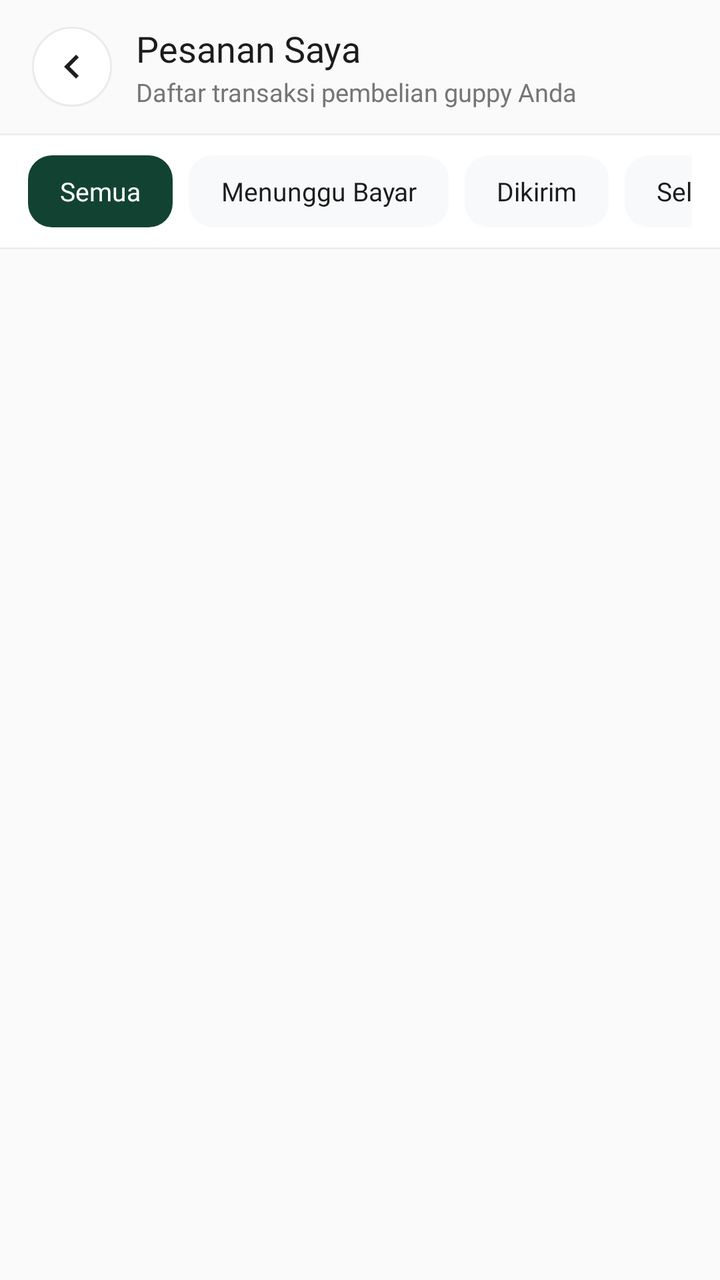
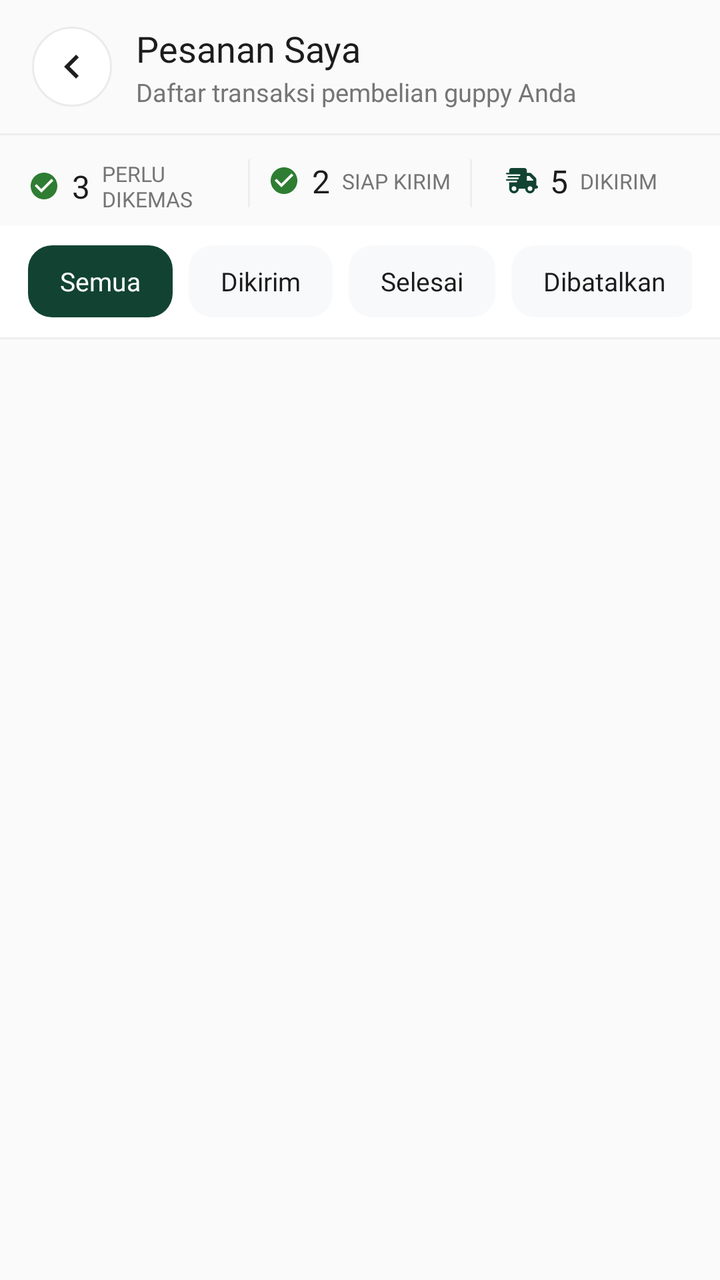

An Android layout rendered at two revisions. The XML below is the earlier revision; the diff shows what the commit changed to produce the second picture.
<!-- AndroidManifest.xml: application theme Theme.GuppyMarketIDN -->
<!-- res/layout/activity_my_orders.xml -->
<?xml version="1.0" encoding="utf-8"?>
<RelativeLayout
    xmlns:android="http://schemas.android.com/apk/res/android"
    xmlns:app="http://schemas.android.com/apk/res-auto"
    xmlns:tools="http://schemas.android.com/tools"
    android:id="@+id/main"
    android:layout_width="match_parent"
    android:layout_height="match_parent"
    android:background="#FAFAFA"
    tools:context=".menuProfile.MyOrdersActivity">

    
    <LinearLayout
        android:id="@+id/topBarMyOrders"
        android:layout_width="match_parent"
        android:layout_height="wrap_content"
        android:layout_alignParentTop="true"
        android:background="#FAFAFA"
        android:paddingHorizontal="16dp"
        android:paddingTop="12dp"
        android:paddingBottom="12dp"
        android:gravity="center_vertical"
        android:orientation="horizontal">

        <ImageView
            android:id="@+id/btnBackMyOrders"
            android:layout_width="40dp"
            android:layout_height="40dp"
            android:background="@drawable/bg_circle_white_stroke"
            android:src="@drawable/ic_chevron_left"
            android:padding="8dp"
            android:clickable="true"
            android:focusable="true"/>

        <LinearLayout
            android:layout_width="0dp"
            android:layout_weight="1"
            android:layout_height="wrap_content"
            android:layout_marginStart="12dp"
            android:orientation="vertical">

            <TextView
                android:layout_width="wrap_content"
                android:layout_height="wrap_content"
                android:fontFamily="@font/inter_bold"
                android:text="Pesanan Saya"
                android:textColor="@color/guppy_text_black"
                android:textSize="18sp"/>

            <TextView
                android:layout_width="wrap_content"
                android:layout_height="wrap_content"
                android:layout_marginTop="1dp"
                android:fontFamily="@font/inter_regular"
                android:text="Daftar transaksi pembelian guppy Anda"
                android:textColor="@color/guppy_text_gray"
                android:textSize="12.5sp"/>
        </LinearLayout>
    </LinearLayout>

    <View
        android:id="@+id/dividerHeader"
        android:layout_width="match_parent"
        android:layout_height="1dp"
        android:layout_below="@id/topBarMyOrders"
        android:background="#EEEEEE"/>

    
    <HorizontalScrollView
        android:id="@+id/scrollTabsMyOrders"
        android:layout_width="match_parent"
        android:layout_height="wrap_content"
        android:layout_below="@id/dividerHeader"
        android:background="@color/white"
        android:scrollbars="none"
        android:paddingVertical="10dp"
        android:paddingHorizontal="14dp">

        <LinearLayout
            android:layout_width="wrap_content"
            android:layout_height="wrap_content"
            android:orientation="horizontal">

            
            <TextView
                android:id="@+id/tabMyOrderSemua"
                android:layout_width="wrap_content"
                android:layout_height="36dp"
                android:background="@drawable/bg_btn_primary"
                android:backgroundTint="#124332"
                android:text="Semua"
                android:textColor="@color/white"
                android:fontFamily="@font/inter_bold"
                android:textSize="13sp"
                android:gravity="center"
                android:paddingHorizontal="16dp"
                android:layout_marginEnd="8dp"
                android:clickable="true"
                android:focusable="true"/>

            
            <TextView
                android:id="@+id/tabMyOrderMenunggu"
                android:layout_width="wrap_content"
                android:layout_height="36dp"
                android:background="@drawable/bg_btn_solid_gray"
                android:text="Menunggu Bayar"
                android:textColor="@color/guppy_text_black"
                android:fontFamily="@font/inter_bold"
                android:textSize="13sp"
                android:gravity="center"
                android:paddingHorizontal="16dp"
                android:layout_marginEnd="8dp"
                android:clickable="true"
                android:focusable="true"/>

            
            <TextView
                android:id="@+id/tabMyOrderDikirim"
                android:layout_width="wrap_content"
                android:layout_height="36dp"
                android:background="@drawable/bg_btn_solid_gray"
                android:text="Dikirim"
                android:textColor="@color/guppy_text_black"
                android:fontFamily="@font/inter_bold"
                android:textSize="13sp"
                android:gravity="center"
                android:paddingHorizontal="16dp"
                android:layout_marginEnd="8dp"
                android:clickable="true"
                android:focusable="true"/>

            
            <TextView
                android:id="@+id/tabMyOrderSelesai"
                android:layout_width="wrap_content"
                android:layout_height="36dp"
                android:background="@drawable/bg_btn_solid_gray"
                android:text="Selesai"
                android:textColor="@color/guppy_text_black"
                android:fontFamily="@font/inter_bold"
                android:textSize="13sp"
                android:gravity="center"
                android:paddingHorizontal="16dp"
                android:clickable="true"
                android:focusable="true"/>
        </LinearLayout>
    </HorizontalScrollView>

    <View
        android:id="@+id/dividerTabs"
        android:layout_width="match_parent"
        android:layout_height="1dp"
        android:layout_below="@id/scrollTabsMyOrders"
        android:background="#EEEEEE"/>

    
    <androidx.recyclerview.widget.RecyclerView
        android:id="@+id/recyclerMyOrders"
        android:layout_width="match_parent"
        android:layout_height="match_parent"
        android:layout_below="@id/dividerTabs"
        android:clipToPadding="false"
        android:paddingHorizontal="18dp"
        android:paddingTop="14dp"
        android:paddingBottom="20dp"/>

    
    <TextView
        android:id="@+id/tvEmptyMyOrders"
        android:layout_width="wrap_content"
        android:layout_height="wrap_content"
        android:layout_centerInParent="true"
        android:fontFamily="@font/inter_medium"
        android:text="Belum ada pesanan pada kategori ini."
        android:textColor="@color/guppy_text_gray"
        android:textSize="13.5sp"
        android:visibility="gone"/>

</RelativeLayout>
<!-- resources referenced by this layout -->
<resources>
  <color name="guppy_text_black">#1C1C1C</color>
  <color name="guppy_text_gray">#757575</color>
  <color name="white">#FFFFFFFF</color>
  <!-- drawable bg_btn_primary (drawable) -->
  <?xml version="1.0" encoding="utf-8"?>
  <shape xmlns:android="http://schemas.android.com/apk/res/android">
      <solid android:color="@color/guppy_primary" />
      <corners android:radius="12dp" />
  </shape>
  <!-- drawable bg_btn_solid_gray (drawable) -->
  <?xml version="1.0" encoding="utf-8"?>
  <shape xmlns:android="http://schemas.android.com/apk/res/android">
      <solid android:color="#F8F9FA" />
      <corners android:radius="12dp" />
  </shape>
  <!-- drawable bg_circle_white_stroke (drawable) -->
  <?xml version="1.0" encoding="utf-8"?>
  <shape xmlns:android="http://schemas.android.com/apk/res/android" android:shape="oval">
      <solid android:color="@color/white" />
      <stroke android:width="1dp" android:color="@color/guppy_stroke" />
  </shape>
  <!-- drawable ic_chevron_left (drawable) -->
  <vector xmlns:android="http://schemas.android.com/apk/res/android"
      android:width="24dp"
      android:height="24dp"
      android:viewportWidth="24"
      android:viewportHeight="24">
    <path
        android:fillColor="#1E1E1E"
        android:pathData="M15.41,16.59L10.83,12l4.58,-4.59L14,6l-6,6 6,6 1.41,-1.41z"/>
  </vector>
  <style name="Theme.GuppyMarketIDN" parent="Base.Theme.GuppyMarketIDN" />
  <color name="guppy_primary">#00897B</color>
  <color name="guppy_stroke">#EBEBEB</color>
  <color name="guppy_background">#F8F9FA</color>
  <!-- unchanged entries left out for length: 1 -->
</resources>

<!-- the commit's change to res/layout/activity_my_orders.xml (unified diff, before → after) -->
@@ -66,11 +66,131 @@
         android:background="#EEEEEE"/>
 
     
+    <LinearLayout
+        android:id="@+id/layoutMyOrderCounters"
+        android:layout_width="match_parent"
+        android:layout_height="wrap_content"
+        android:layout_below="@id/dividerHeader"
+        android:background="#FAFAFA"
+        android:paddingHorizontal="14dp"
+        android:paddingTop="12dp"
+        android:paddingBottom="6dp"
+        android:orientation="horizontal">
+
+        
+        <LinearLayout
+            android:layout_width="0dp"
+            android:layout_weight="1"
+            android:layout_height="wrap_content"
+            android:gravity="center"
+            android:orientation="horizontal">
+
+            <ImageView
+                android:layout_width="16dp"
+                android:layout_height="16dp"
+                android:src="@drawable/ic_verified_badge"
+                app:tint="#2E7D32"/>
+
+            <TextView
+                android:id="@+id/tvCountMyOrderDikemas"
+                android:layout_width="wrap_content"
+                android:layout_height="wrap_content"
+                android:layout_marginStart="6dp"
+                android:text="3"
+                android:textColor="@color/guppy_text_black"
+                android:fontFamily="@font/inter_bold"
+                android:textSize="16sp"/>
+
+            <TextView
+                android:layout_width="wrap_content"
+                android:layout_height="wrap_content"
+                android:layout_marginStart="6dp"
+                android:text="PERLU DIKEMAS"
+                android:textColor="@color/guppy_text_gray"
+                android:fontFamily="@font/inter_bold"
+                android:textSize="10.5sp"/>
+        </LinearLayout>
+
+        <View android:layout_width="1dp" android:layout_height="24dp" android:background="#EEEEEE"/>
+
+        
+        <LinearLayout
+            android:layout_width="0dp"
+            android:layout_weight="1"
+            android:layout_height="wrap_content"
+            android:gravity="center"
+            android:orientation="horizontal">
+
+            <ImageView
+                android:layout_width="16dp"
+                android:layout_height="16dp"
+                android:src="@drawable/ic_verified_badge"
+                app:tint="#2E7D32"/>
+
+            <TextView
+                android:id="@+id/tvCountMyOrderSiapKirim"
+                android:layout_width="wrap_content"
+                android:layout_height="wrap_content"
+                android:layout_marginStart="6dp"
+                android:text="2"
+                android:textColor="@color/guppy_text_black"
+                android:fontFamily="@font/inter_bold"
+                android:textSize="16sp"/>
+
+            <TextView
+                android:layout_width="wrap_content"
+                android:layout_height="wrap_content"
+                android:layout_marginStart="6dp"
+                android:text="SIAP KIRIM"
+                android:textColor="@color/guppy_text_gray"
+                android:fontFamily="@font/inter_bold"
+                android:textSize="10.5sp"/>
+        </LinearLayout>
+
+        <View android:layout_width="1dp" android:layout_height="24dp" android:background="#EEEEEE"/>
+
+        
+        <LinearLayout
+            android:layout_width="0dp"
+            android:layout_weight="1"
+            android:layout_height="wrap_content"
+            android:gravity="center"
+            android:orientation="horizontal">
+
+            <ImageView
+                android:layout_width="16dp"
+                android:layout_height="16dp"
+                android:src="@drawable/ic_location_pin"
+                app:tint="#124332"/>
+
+            <TextView
+                android:id="@+id/tvCountMyOrderDikirim"
+                android:layout_width="wrap_content"
+                android:layout_height="wrap_content"
+                android:layout_marginStart="6dp"
+                android:text="5"
+                android:textColor="@color/guppy_text_black"
+                android:fontFamily="@font/inter_bold"
+                android:textSize="16sp"/>
+
+            <TextView
+                android:layout_width="wrap_content"
+                android:layout_height="wrap_content"
+                android:layout_marginStart="6dp"
+                android:text="DIKIRIM"
+                android:textColor="@color/guppy_text_gray"
+                android:fontFamily="@font/inter_bold"
+                android:textSize="10.5sp"/>
+        </LinearLayout>
+
+    </LinearLayout>
+
+    
     <HorizontalScrollView
         android:id="@+id/scrollTabsMyOrders"
         android:layout_width="match_parent"
         android:layout_height="wrap_content"
-        android:layout_below="@id/dividerHeader"
+        android:layout_below="@id/layoutMyOrderCounters"
         android:background="@color/white"
         android:scrollbars="none"
         android:paddingVertical="10dp"
@@ -100,11 +220,11 @@
 
             
             <TextView
-                android:id="@+id/tabMyOrderMenunggu"
+                android:id="@+id/tabMyOrderDikirim"
                 android:layout_width="wrap_content"
                 android:layout_height="36dp"
                 android:background="@drawable/bg_btn_solid_gray"
-                android:text="Menunggu Bayar"
+                android:text="Dikirim"
                 android:textColor="@color/guppy_text_black"
                 android:fontFamily="@font/inter_bold"
                 android:textSize="13sp"
@@ -116,11 +236,11 @@
 
             
             <TextView
-                android:id="@+id/tabMyOrderDikirim"
+                android:id="@+id/tabMyOrderSelesai"
                 android:layout_width="wrap_content"
                 android:layout_height="36dp"
                 android:background="@drawable/bg_btn_solid_gray"
-                android:text="Dikirim"
+                android:text="Selesai"
                 android:textColor="@color/guppy_text_black"
                 android:fontFamily="@font/inter_bold"
                 android:textSize="13sp"
@@ -132,11 +252,11 @@
 
             
             <TextView
-                android:id="@+id/tabMyOrderSelesai"
+                android:id="@+id/tabMyOrderDibatalkan"
                 android:layout_width="wrap_content"
                 android:layout_height="36dp"
                 android:background="@drawable/bg_btn_solid_gray"
-                android:text="Selesai"
+                android:text="Dibatalkan"
                 android:textColor="@color/guppy_text_black"
                 android:fontFamily="@font/inter_bold"
                 android:textSize="13sp"
<!-- resource entries referenced after the edit -->
@@ -31,6 +31,27 @@
         android:fillColor="#1E1E1E"
         android:pathData="M15.41,16.59L10.83,12l4.58,-4.59L14,6l-6,6 6,6 1.41,-1.41z"/>
   </vector>
+  <!-- drawable ic_location_pin (drawable) -->
+  <?xml version="1.0" encoding="utf-8"?>
+  <vector xmlns:android="http://schemas.android.com/apk/res/android"
+      android:width="25dp"
+      android:height="20dp"
+      android:viewportWidth="25"
+      android:viewportHeight="20">
+      <path
+          android:fillColor="#1F5B43"
+          android:pathData="M4.375,0C3.33984,0 2.5,0.839844 2.5,1.875V3.75H0.625C0.28125,3.75 0,4.03125 0,4.375C0,4.71875 0.28125,5 0.625,5H2.5H10.625C10.9688,5 11.25,5.28125 11.25,5.625C11.25,5.96875 10.9688,6.25 10.625,6.25H2.5H1.875C1.53125,6.25 1.25,6.53125 1.25,6.875C1.25,7.21875 1.53125,7.5 1.875,7.5H2.5H9.375C9.71875,7.5 10,7.78125 10,8.125C10,8.46875 9.71875,8.75 9.375,8.75H2.5H0.625C0.28125,8.75 0,9.03125 0,9.375C0,9.71875 0.28125,10 0.625,10H2.5H8.125C8.46875,10 8.75,10.2812 8.75,10.625C8.75,10.9688 8.46875,11.25 8.125,11.25H2.5V16.25C2.5,18.3203 4.17969,20 6.25,20C8.32031,20 10,18.3203 10,16.25H15C15,18.3203 16.6797,20 18.75,20C20.8203,20 22.5,18.3203 22.5,16.25H23.75C24.4414,16.25 25,15.6914 25,15C25,14.3086 24.4414,13.75 23.75,13.75V11.25V10V9.26953C23.75,8.60547 23.4883,7.96875 23.0195,7.5L20,4.48047C19.5312,4.01172 18.8945,3.75 18.2305,3.75H16.25V1.875C16.25,0.839844 15.4102,0 14.375,0H4.375ZM21.25,9.26953V10H16.25V6.25H18.2305L21.25,9.26953ZM6.25,14.375C6.74728,14.375 7.22419,14.5725 7.57583,14.9242C7.92746,15.2758 8.125,15.7527 8.125,16.25C8.125,16.7473 7.92746,17.2242 7.57583,17.5758C7.22419,17.9275 6.74728,18.125 6.25,18.125C5.75272,18.125 5.27581,17.9275 4.92417,17.5758C4.57254,17.2242 4.375,16.7473 4.375,16.25C4.375,15.7527 4.57254,15.2758 4.92417,14.9242C5.27581,14.5725 5.75272,14.375 6.25,14.375ZM16.875,16.25C16.875,15.7527 17.0725,15.2758 17.4242,14.9242C17.7758,14.5725 18.2527,14.375 18.75,14.375C19.2473,14.375 19.7242,14.5725 20.0758,14.9242C20.4275,15.2758 20.625,15.7527 20.625,16.25C20.625,16.7473 20.4275,17.2242 20.0758,17.5758C19.7242,17.9275 19.2473,18.125 18.75,18.125C18.2527,18.125 17.7758,17.9275 17.4242,17.5758C17.0725,17.2242 16.875,16.7473 16.875,16.25Z"/>
+  </vector>
+  <!-- drawable ic_verified_badge (drawable) -->
+  <vector xmlns:android="http://schemas.android.com/apk/res/android"
+      android:width="16dp"
+      android:height="16dp"
+      android:viewportWidth="24"
+      android:viewportHeight="24">
+    <path
+        android:fillColor="#4CAF50"
+        android:pathData="M12,2C6.48,2 2,6.48 2,12s4.48,10 10,10 10,-4.48 10,-10S17.52,2 12,2zM10,17l-5,-5 1.41,-1.41L10,14.17l7.59,-7.59L19,8l-9,9z"/>
+  </vector>
   <style name="Theme.GuppyMarketIDN" parent="Base.Theme.GuppyMarketIDN" />
   <color name="guppy_primary">#00897B</color>
   <color name="guppy_stroke">#EBEBEB</color>
